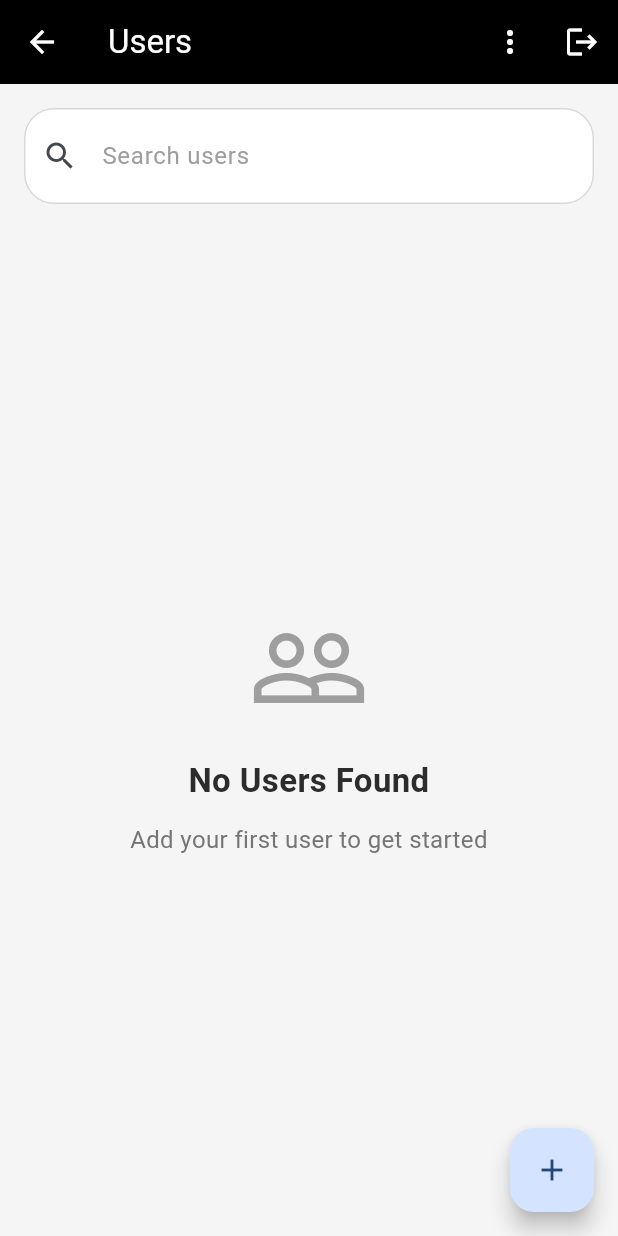
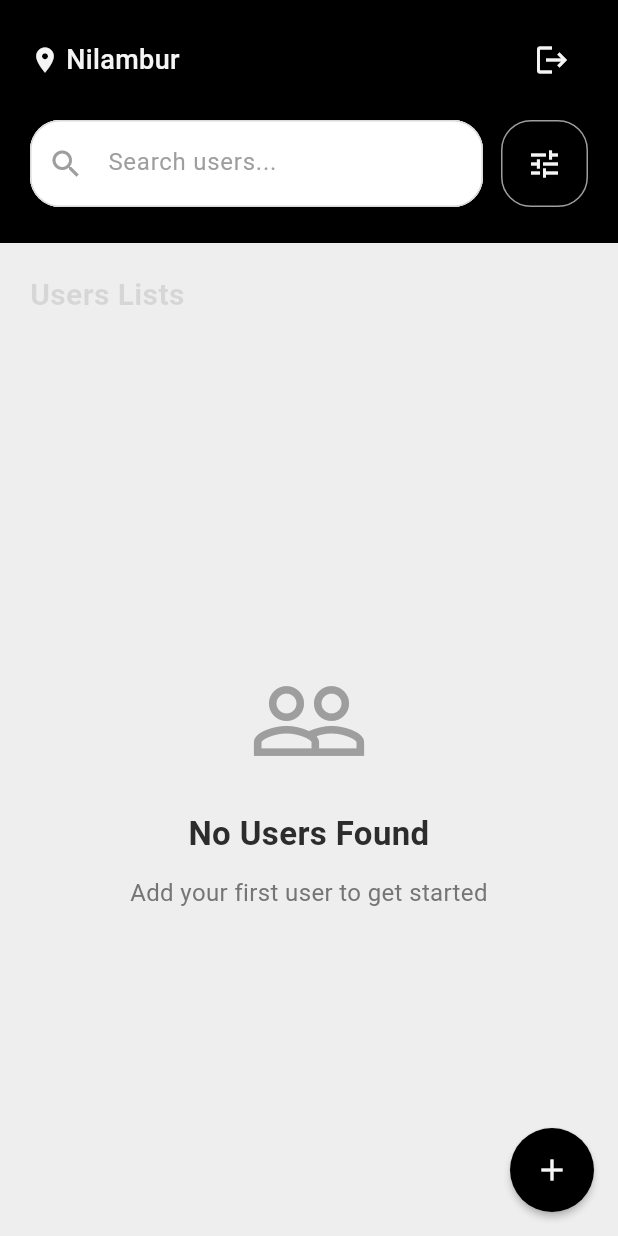
Before and after one commit to Abdulsathar27/totalXtask, a Flutter app: the HomeScreen screen opened directly, on a phone screen of 412 x 824 dp. Run offline on Flutter 3.47's test engine with Material 3 defaults, Android fonts, the phone set to English and light mode, and no system bars; our stand-ins replace cloud_firestore, firebase_auth, firebase_core, firebase_storage, google_sign_in, image_picker; accounts and stored records are empty; network calls fail.

```diff
--- a/lib/core/constant/app_spacing.dart
+++ b/lib/core/constant/app_spacing.dart
@@ -6,6 +6,8 @@ class AppSpacing {
   static const double inputRadius = 20;
 
   static const double buttonRadius = 16;
+
+  static const double buttonRadiusfloat = 30;
 
   static const double cardPadding = 16;
 
--- a/lib/views/home/home_screen.dart
+++ b/lib/views/home/home_screen.dart
@@ -2,9 +2,12 @@ import 'package:flutter/material.dart';
 import 'package:provider/provider.dart';
 import 'package:totalxtask/controller/auth_controller.dart';
 import 'package:totalxtask/controller/user_controller.dart';
+import 'package:totalxtask/core/constant/app_colors.dart';
+import 'package:totalxtask/core/constant/app_spacing.dart';
 import 'package:totalxtask/core/utils/snackbar_helper.dart';
 import 'package:totalxtask/views/add_users/add_user_screen.dart';
 import 'package:totalxtask/views/auth/login_screen.dart';
+import 'package:totalxtask/widgets/custom_search_bar.dart';
 import 'package:totalxtask/widgets/empty_widget.dart';
 import 'package:totalxtask/widgets/user_card.dart';
 
@@ -19,15 +22,107 @@ class HomeScreen extends StatelessWidget {
             !userProvider.isPaginationLoading) {
           Future.microtask(() async {
             userProvider.resetPagination();
-
             await userProvider.fetchPaginatedUsers();
           });
         }
 
         return Scaffold(
-          appBar: AppBar(
-            title: const Text('Users'),
-            actions: [
+          backgroundColor: const Color(0xFFEEEEEE),
+
+          floatingActionButton: FloatingActionButton(
+            backgroundColor: AppColors.black,
+            elevation: 2,
+            shape: RoundedRectangleBorder(
+              borderRadius: BorderRadius.circular(30),
+            ),
+            onPressed: () async {
+              await Navigator.push(
+                context,
+                MaterialPageRoute(
+                  builder: (_) => const AddUserScreen(),
+                ),
+              );
+              if (context.mounted) {
+                userProvider.resetPagination();
+                await userProvider.fetchPaginatedUsers();
+              }
+            },
+            child: const Icon(Icons.add, color: AppColors.scaffoldBackground),
+          ),
+
+          body: SafeArea(
+            child: Column(
+              crossAxisAlignment: CrossAxisAlignment.start,
+              children: [
+                // Header: location row
+                Container(
+                  color: AppColors.black,
+                  padding: const EdgeInsets.only(
+                    left: AppSpacing.screenPadding,
+                    right: AppSpacing.screenPadding,
+                    top: 16,
+                    bottom: 24,
+                  ),
+                  child: Column(
+                    crossAxisAlignment: CrossAxisAlignment.start,
+                    children: [
+                      // Location row
+                      Row(
+                        mainAxisAlignment: MainAxisAlignment.spaceBetween,
+                        children: [
+                          Row(
+                            children: const [
+                              Icon(Icons.location_on, color: AppColors.scaffoldBackground, size: 20),
+                              SizedBox(width: 4),
+                              Text(
+                                'Nilambur',
+                                style: TextStyle(
+                                  color: AppColors.scaffoldBackground,
+                                  fontSize: 18,
+                                  fontWeight: FontWeight.w500,
+                                ),
+                              ),
+                            ],
+                          ),
+                          IconButton(
+                            onPressed: () async {
+                              try {
+                                await context.read<AuthController>().signOut();
+                                if (context.mounted) {
+                                  Navigator.pushAndRemoveUntil(
+                                    context,
+                                    MaterialPageRoute(
+                                      builder: (_) => const LoginScreen(),
+                                    ),
+                                    (route) => false,
+                                  );
+                                }
+                              } catch (e) {
+                                SnackbarHelper.showErrorSnackBar(
+                                  context: context,
+                                  message: 'Logout failed',
+                                );
+                              }
+                            },
+                            icon: const Icon(Icons.logout, color: AppColors.scaffoldBackground),
+                          ),
+                        ],
+                      ),
+
+                      const SizedBox(height: 16),
+
+                      // Search + filter row
+                      Row(
+                        children: [
+                          Expanded(
+                            child: CustomSearchBar(
+                              controller: userProvider.searchController,
+                              onChanged: (value) {
+                                userProvider.searchUsers(value);
+                              },
+                            ),
+                          ),
+                          const SizedBox(width: AppSpacing.mediumSpacing),
                           PopupMenuButton<SortType>(
                             onSelected: (SortType value) {
                               userProvider.sortUsers(value);
@@ -42,59 +137,52 @@ class HomeScreen extends StatelessWidget {
                                 child: Text('Age Descending'),
                               ),
                             ],
+                            child: Container(
+                              width: 58,
+                              height: 58,
+                              decoration: BoxDecoration(
+                                color: AppColors.black,
+                                border: Border.all(color:AppColors.hintGrey ),
+                                borderRadius: BorderRadius.circular(
+                                  AppSpacing.inputRadius,
                                 ),
-
-              IconButton(
-                onPressed: () async {
-                  try {
-                    await context.read<AuthController>().signOut();
-
-                    if (context.mounted) {
-                      Navigator.pushAndRemoveUntil(
-                        context,
-                        MaterialPageRoute(builder: (_) => const LoginScreen()),
-                        (route) => false,
-                      );
-                    }
-                  } catch (e) {
-                    SnackbarHelper.showErrorSnackBar(
-                      context: context,
-                      message: 'Logout failed',
-                    );
-                  }
-                },
-                icon: const Icon(Icons.logout),
+                              ),
+                              child: const Icon(Icons.tune, color: AppColors.scaffoldBackground),
+                            ),
                           ),
                         ],
                       ),
-          body: Column(
-            children: [
+                    ],
+                  ),
+                ),
+
+                const SizedBox(height: 20),
+
+                // "Users Lists" label
                 Padding(
-                padding: const EdgeInsets.all(16),
-                child: TextField(
-                  controller: userProvider.searchController,
-                  onChanged: (value) {
-                    userProvider.searchUsers(value);
-                  },
-                  decoration: InputDecoration(
-                    hintText: 'Search users',
-                    prefixIcon: const Icon(Icons.search),
-                    border: OutlineInputBorder(
-                      borderRadius: BorderRadius.circular(12),
+                  padding: const EdgeInsets.symmetric(
+                    horizontal: AppSpacing.screenPadding,
                   ),
+                  child: const Text(
+                    'Users Lists',
+                    style: TextStyle(
+                      fontSize: 20,
+                      fontWeight: FontWeight.w700,
+                      color: AppColors.cardShadow,
                     ),
                   ),
                 ),
 
+                const SizedBox(height: 12),
+
+                // List area
                 Expanded(
-                child:
-                    userProvider.filteredUsers.isEmpty &&
+                  child: userProvider.filteredUsers.isEmpty &&
                           userProvider.isPaginationLoading
                       ? const Center(child: CircularProgressIndicator())
                       : RefreshIndicator(
                           onRefresh: () async {
                             userProvider.resetPagination();
-
                             await userProvider.fetchPaginatedUsers();
                           },
                           child: NotificationListener<ScrollNotification>(
@@ -103,7 +191,6 @@ class HomeScreen extends StatelessWidget {
                                   scrollInfo.metrics.maxScrollExtent - 200) {
                                 userProvider.fetchPaginatedUsers();
                               }
-
                               return false;
                             },
                             child: userProvider.filteredUsers.isEmpty
@@ -117,7 +204,7 @@ class HomeScreen extends StatelessWidget {
                                     physics:
                                         const AlwaysScrollableScrollPhysics(),
                                     padding: const EdgeInsets.symmetric(
-                                    horizontal: 16,
+                                      horizontal: AppSpacing.screenPadding,
                                     ),
                                     itemCount:
                                         userProvider.filteredUsers.length +
@@ -134,10 +221,8 @@ class HomeScreen extends StatelessWidget {
                                           ),
                                         );
                                       }
-
                                       final user =
                                           userProvider.filteredUsers[index];
-
                                       return UserCard(user: user);
                                     },
                                   ),
@@ -146,20 +231,6 @@ class HomeScreen extends StatelessWidget {
                 ),
               ],
             ),
-          floatingActionButton: FloatingActionButton(
-            onPressed: () async {
-              await Navigator.push(
-                context,
-                MaterialPageRoute(builder: (_) => const AddUserScreen()),
-              );
-
-              if (context.mounted) {
-                userProvider.resetPagination();
-
-                await userProvider.fetchPaginatedUsers();
-              }
-            },
-            child: const Icon(Icons.add),
           ),
         );
       },
```
Also changed, not shown: lib/widgets/user_card.dart (+51 -32 lines). Lines whose indentation alone changed are shown as unchanged.
